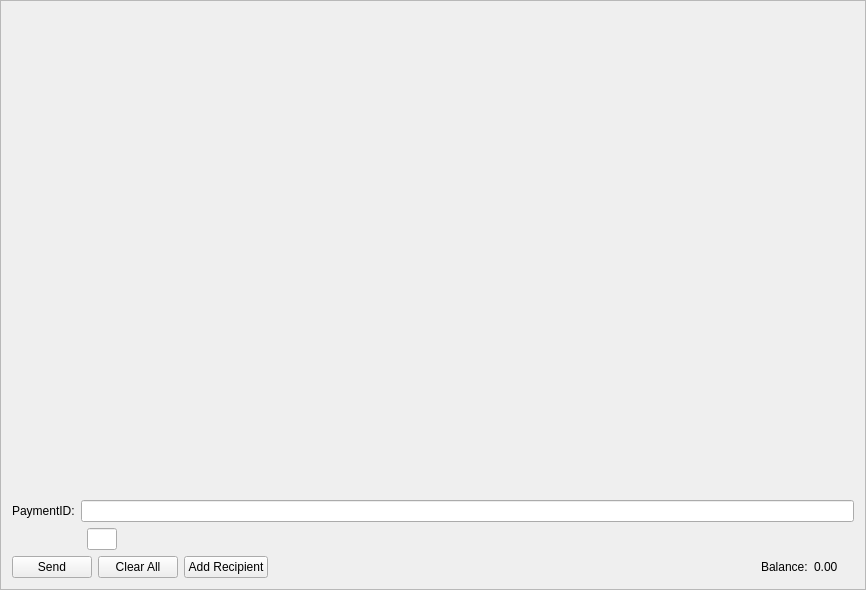
The window that src/gui/ui/sendframe.ui (bonyx-project/bonyx-wallet) describes before a commit, drawn with Qt 5.
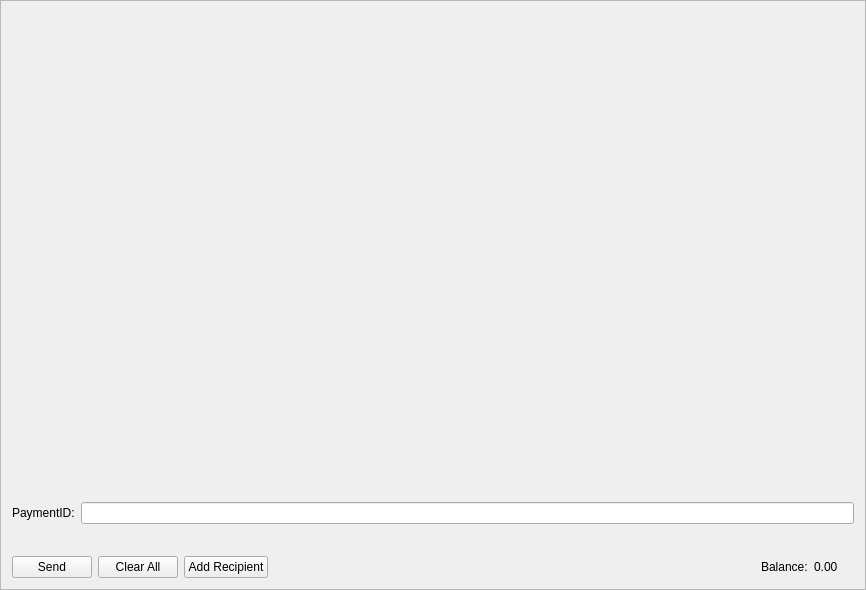
The same window after the commit. Icons and pictures are not drawn.

Commit message: Improve CryptoNoteCoin settings usage

```diff
--- a/src/gui/ui/sendframe.ui
+++ b/src/gui/ui/sendframe.ui
@@ -76,8 +76,8 @@
       <widget class="QLineEdit" name="m_mixinEdit">
        <property name="maximumSize">
         <size>
-         <width>30</width>
-         <height>16777215</height>
+         <width>0</width>
+         <height>0</height>
         </size>
        </property>
        <property name="text">
```
